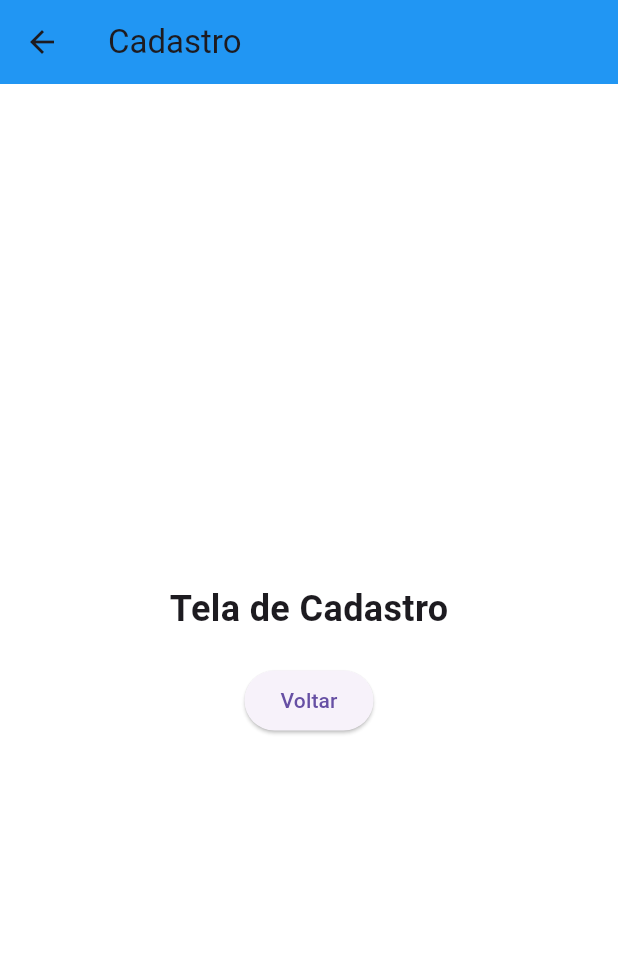
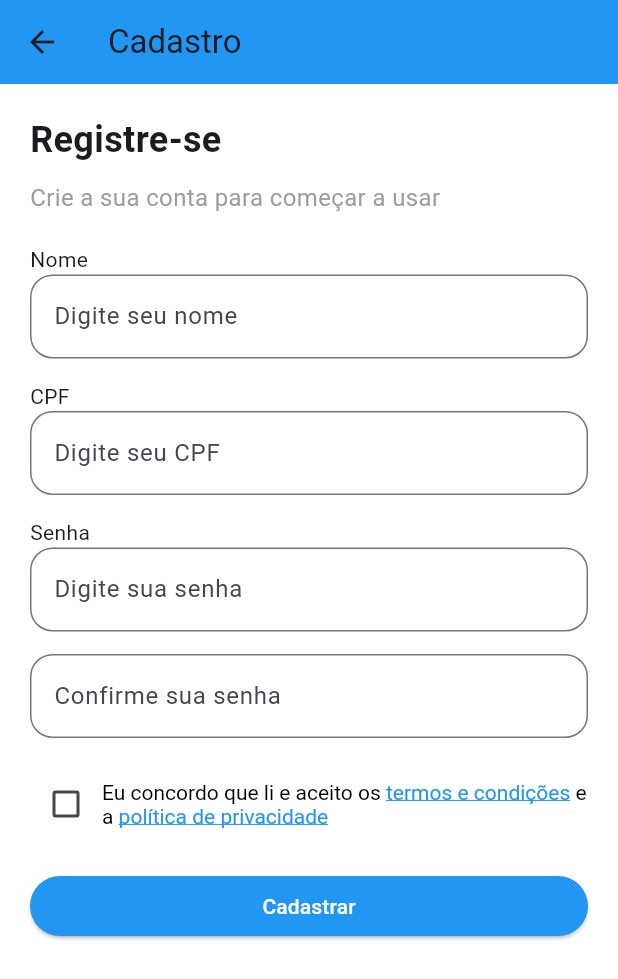
Before and after one commit to JMiguelsilva2003/COMPET, a Flutter app: the CadastroScreen screen opened directly, on a phone screen of 412 x 824 dp. Shown: the top 979 px of the screen. Run offline on Flutter 3.47's test engine with Material 3 defaults, Android fonts, the phone set to English and light mode, and no system bars.

Commit message:
Update cadastro_screen.dart

```diff
--- a/app_flutter/flutter_application/lib/cadastro_screen.dart
+++ b/app_flutter/flutter_application/lib/cadastro_screen.dart
@@ -11,20 +11,127 @@ class CadastroScreen extends StatelessWidget {
         title: const Text('Cadastro'),
         backgroundColor: Colors.blue,
       ),
-      body: Center(
+      body: Padding(
+        padding: const EdgeInsets.all(20),
         child: Column(
-          mainAxisAlignment: MainAxisAlignment.center,
+          crossAxisAlignment: CrossAxisAlignment.start,
           children: [
             const Text(
-              'Tela de Cadastro',
-              style: TextStyle(fontSize: 24, fontWeight: FontWeight.bold),
+              'Registre-se',
+              style: TextStyle(
+                fontSize: 24,
+                fontWeight: FontWeight.bold,
+              ),
             ),
+
+            const SizedBox(height: 10),
+
+            const Text(
+              'Crie a sua conta para começar a usar',
+              style: TextStyle(fontSize: 16, color: Colors.grey),
+            ),
+
             const SizedBox(height: 20),
-            ElevatedButton(
-              onPressed: () {
-                Navigator.pop(context);
-              },
-              child: const Text('Voltar'),
+
+            // Campo Nome
+            const Text('Nome'),
+            TextField(
+              decoration: InputDecoration(
+                hintText: 'Digite seu nome',
+                border: OutlineInputBorder(
+                  borderRadius: BorderRadius.circular(15),
+                ),
+              ),
+            ),
+
+            const SizedBox(height: 15),
+
+            // Campo CPF
+            const Text('CPF'),
+            TextField(
+              decoration: InputDecoration(
+                hintText: 'Digite seu CPF',
+                border: OutlineInputBorder(
+                  borderRadius: BorderRadius.circular(15),
+                ),
+              ),
+            ),
+
+            const SizedBox(height: 15),
+
+            // Campo Senha
+            const Text('Senha'),
+            TextField(
+              obscureText: true,
+              decoration: InputDecoration(
+                hintText: 'Digite sua senha',
+                border: OutlineInputBorder(
+                  borderRadius: BorderRadius.circular(15),
+                ),
+              ),
+            ),
+
+            const SizedBox(height: 15),
+
+            // Campo Confirmar Senha
+            TextField(
+              obscureText: true,
+              decoration: InputDecoration(
+                hintText: 'Confirme sua senha',
+                border: OutlineInputBorder(
+                  borderRadius: BorderRadius.circular(15),
+                ),
+              ),
+            ),
+
+            const SizedBox(height: 20),
+
+            Row(
+              children: [
+                Checkbox(
+                  value: false,
+                  onChanged: (bool? value) {},
+                ),
+                Expanded(
+                  child: RichText(
+                    text: TextSpan(
+                      text: 'Eu concordo que li e aceito os ',
+                      style: const TextStyle(color: Colors.black),
+                      children: [
+                        TextSpan(
+                          text: 'termos e condições',
+                          style: const TextStyle(
+                            color: Colors.blue,
+                            decoration: TextDecoration.underline,
+                          ),
+                        ),
+                        const TextSpan(text: ' e a '),
+                        TextSpan(
+                          text: 'política de privacidade',
+                          style: const TextStyle(
+                            color: Colors.blue,
+                            decoration: TextDecoration.underline,
+                          ),
+                        ),
+                      ],
+                    ),
+                  ),
+                ),
+              ],
+            ),
+
+            const SizedBox(height: 20),
+
+            SizedBox(
+              width: double.infinity,
+              child: ElevatedButton(
+                style: ElevatedButton.styleFrom(
+                  backgroundColor: Colors.blue,
+                  foregroundColor: Colors.white,
+                ),
+                onPressed: () {},
+                child: const Text('Cadastrar'),
+              ),
             ),
           ],
         ),
```
